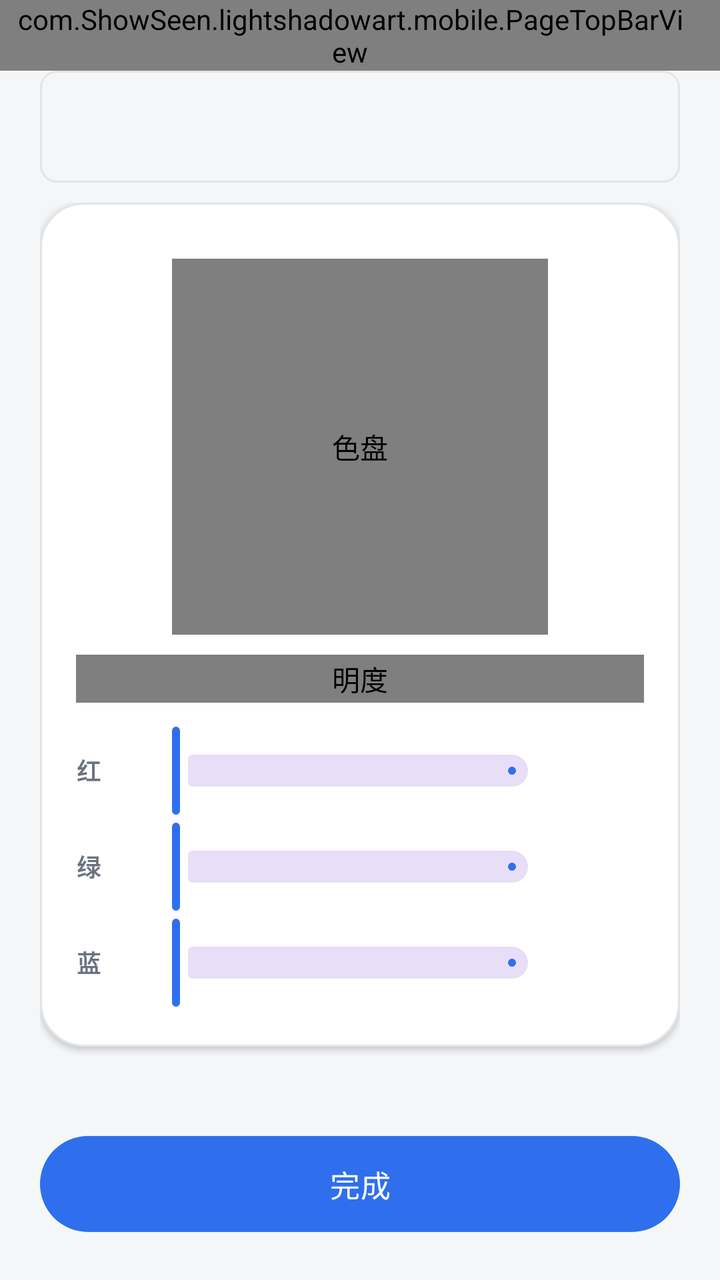
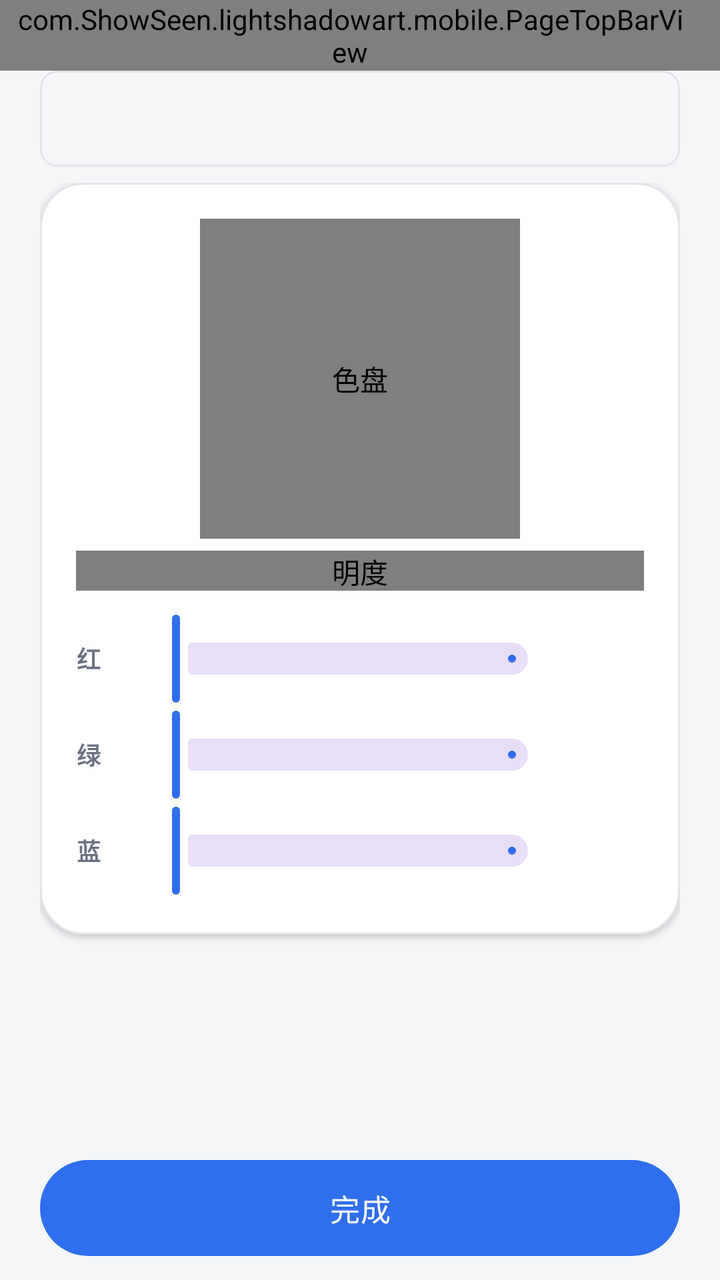

Two renders of the same Android screen: before a commit and after it. Below are the layout's source before the change and the commit's diff.
<!-- AndroidManifest.xml: application theme Theme.LightShadowArtPhone -->
<!-- res/layout/activity_line_color.xml -->
<?xml version="1.0" encoding="utf-8"?>
<LinearLayout xmlns:android="http://schemas.android.com/apk/res/android"
    xmlns:app="http://schemas.android.com/apk/res-auto"
    android:layout_width="match_parent"
    android:layout_height="match_parent"
    android:background="@color/app_bg"
    android:orientation="vertical">

    <com.ShowSeen.lightshadowart.mobile.PageTopBarView
        android:id="@+id/color_top_bar"
        android:layout_width="match_parent"
        android:layout_height="wrap_content"
        android:paddingStart="8dp"
        android:paddingEnd="@dimen/card_padding" />

    
    <View
        android:id="@+id/view_color_preview"
        android:layout_width="match_parent"
        android:layout_height="56dp"
        android:layout_marginStart="@dimen/page_horizontal_padding"
        android:layout_marginEnd="@dimen/page_horizontal_padding"
        android:background="@drawable/bg_media_placeholder"
        android:contentDescription="@string/color_preview_desc" />

    <ScrollView
        android:layout_width="match_parent"
        android:layout_height="0dp"
        android:layout_weight="1"
        android:clipToPadding="false"
        android:fillViewport="true">

        <LinearLayout
            android:layout_width="match_parent"
            android:layout_height="wrap_content"
            android:orientation="vertical"
            android:paddingStart="@dimen/page_horizontal_padding"
            android:paddingTop="@dimen/item_gap"
            android:paddingEnd="@dimen/page_horizontal_padding"
            android:paddingBottom="@dimen/page_vertical_padding">

            <com.google.android.material.card.MaterialCardView
                style="@style/SurfaceCard"
                android:layout_width="match_parent"
                android:layout_height="wrap_content">

                <LinearLayout
                    android:layout_width="match_parent"
                    android:layout_height="wrap_content"
                    android:orientation="vertical"
                    android:padding="@dimen/card_padding">

                    <com.ShowSeen.lightshadowart.mobile.ColorWheelView
                        android:id="@+id/view_color_wheel"
                        android:layout_width="188dp"
                        android:layout_height="188dp"
                        android:layout_gravity="center_horizontal"
                        android:layout_marginTop="@dimen/item_gap"
                        android:contentDescription="@string/color_wheel" />

                    <com.ShowSeen.lightshadowart.mobile.ValueBarView
                        android:id="@+id/view_color_brightness"
                        android:layout_width="match_parent"
                        android:layout_height="24dp"
                        android:layout_marginTop="@dimen/item_gap"
                        android:contentDescription="@string/color_brightness" />

                    
                    <LinearLayout
                        android:layout_width="match_parent"
                        android:layout_height="wrap_content"
                        android:layout_marginTop="@dimen/item_gap"
                        android:gravity="center_vertical"
                        android:minHeight="@dimen/touch_min_height"
                        android:orientation="horizontal">

                        <TextView
                            style="@style/Text.Label"
                            android:layout_width="28dp"
                            android:layout_height="wrap_content"
                            android:text="@string/color_red" />

                        <com.google.android.material.slider.Slider
                            android:id="@+id/slider_color_red"
                            android:layout_width="0dp"
                            android:layout_height="wrap_content"
                            android:layout_weight="1"
                            android:stepSize="1"
                            android:valueFrom="0"
                            android:valueTo="255"
                            app:tickVisible="false" />

                        <TextView
                            android:id="@+id/tv_color_red"
                            style="@style/Text.Hint"
                            android:layout_width="44dp"
                            android:layout_height="wrap_content"
                            android:gravity="end" />
                    </LinearLayout>

                    <LinearLayout
                        android:layout_width="match_parent"
                        android:layout_height="wrap_content"
                        android:gravity="center_vertical"
                        android:minHeight="@dimen/touch_min_height"
                        android:orientation="horizontal">

                        <TextView
                            style="@style/Text.Label"
                            android:layout_width="28dp"
                            android:layout_height="wrap_content"
                            android:text="@string/color_green" />

                        <com.google.android.material.slider.Slider
                            android:id="@+id/slider_color_green"
                            android:layout_width="0dp"
                            android:layout_height="wrap_content"
                            android:layout_weight="1"
                            android:stepSize="1"
                            android:valueFrom="0"
                            android:valueTo="255"
                            app:tickVisible="false" />

                        <TextView
                            android:id="@+id/tv_color_green"
                            style="@style/Text.Hint"
                            android:layout_width="44dp"
                            android:layout_height="wrap_content"
                            android:gravity="end" />
                    </LinearLayout>

                    <LinearLayout
                        android:layout_width="match_parent"
                        android:layout_height="wrap_content"
                        android:gravity="center_vertical"
                        android:minHeight="@dimen/touch_min_height"
                        android:orientation="horizontal">

                        <TextView
                            style="@style/Text.Label"
                            android:layout_width="28dp"
                            android:layout_height="wrap_content"
                            android:text="@string/color_blue" />

                        <com.google.android.material.slider.Slider
                            android:id="@+id/slider_color_blue"
                            android:layout_width="0dp"
                            android:layout_height="wrap_content"
                            android:layout_weight="1"
                            android:stepSize="1"
                            android:valueFrom="0"
                            android:valueTo="255"
                            app:tickVisible="false" />

                        <TextView
                            android:id="@+id/tv_color_blue"
                            style="@style/Text.Hint"
                            android:layout_width="44dp"
                            android:layout_height="wrap_content"
                            android:gravity="end" />
                    </LinearLayout>
                </LinearLayout>
            </com.google.android.material.card.MaterialCardView>

            <com.google.android.material.card.MaterialCardView
                android:id="@+id/card_color_recent"
                style="@style/SurfaceCard"
                android:layout_width="match_parent"
                android:layout_height="wrap_content"
                android:layout_marginTop="@dimen/item_gap"
                android:visibility="gone">

                <LinearLayout
                    android:layout_width="match_parent"
                    android:layout_height="wrap_content"
                    android:orientation="vertical"
                    android:padding="@dimen/card_padding">

                    <TextView
                        style="@style/Text.Label"
                        android:layout_width="match_parent"
                        android:layout_height="wrap_content"
                        android:text="@string/color_recent" />

                    <LinearLayout
                        android:id="@+id/container_color_recent"
                        android:layout_width="match_parent"
                        android:layout_height="wrap_content"
                        android:layout_marginTop="8dp"
                        android:orientation="horizontal" />
                </LinearLayout>
            </com.google.android.material.card.MaterialCardView>
        </LinearLayout>
    </ScrollView>

    <com.google.android.material.button.MaterialButton
        android:id="@+id/btn_color_done"
        style="@style/PillButton"
        android:layout_width="match_parent"
        android:layout_height="wrap_content"
        android:layout_marginStart="@dimen/page_horizontal_padding"
        android:layout_marginTop="@dimen/item_gap"
        android:layout_marginEnd="@dimen/page_horizontal_padding"
        android:layout_marginBottom="@dimen/page_vertical_padding"
        android:text="@string/color_done" />
</LinearLayout>
<!-- resources referenced by this layout -->
<resources>
  <color name="app_bg">#F5F6F8</color>
  <dimen name="card_padding">18dp</dimen>
  <dimen name="item_gap">10dp</dimen>
  <dimen name="page_horizontal_padding">20dp</dimen>
  <dimen name="page_vertical_padding">24dp</dimen>
  <dimen name="touch_min_height">48dp</dimen>
  <!-- drawable bg_media_placeholder (drawable) -->
  <?xml version="1.0" encoding="utf-8"?>
  <shape xmlns:android="http://schemas.android.com/apk/res/android"
      android:shape="rectangle">
      <solid android:color="@color/card_tint" />
      <stroke
          android:width="@dimen/divider_width"
          android:color="@color/divider_stroke" />
      <corners android:radius="@dimen/corner_image" />
  </shape>
  <string name="color_blue">蓝</string>
  <string name="color_brightness">明度</string>
  <string name="color_done">完成</string>
  <string name="color_green">绿</string>
  <string name="color_preview_desc">颜色预览</string>
  <string name="color_recent">最近使用</string>
  <string name="color_red">红</string>
  <string name="color_wheel">色盘</string>
  <style name="PillButton" parent="Widget.Material3.Button">
          <item name="android:minHeight">@dimen/touch_min_height</item>
          <item name="android:insetTop">0dp</item>
          <item name="android:insetBottom">0dp</item>
          <item name="android:textSize">@dimen/text_button</item>
          <item name="android:textAllCaps">false</item>
          <item name="android:letterSpacing">0.01</item>
          <item name="cornerRadius">@dimen/corner_pill</item>
          <item name="backgroundTint">@color/btn_pill_tint</item>
          <item name="android:textColor">@color/btn_pill_label</item>
      </style>
  <style name="SurfaceCard" parent="Widget.Material3.CardView.Elevated">
          <item name="cardBackgroundColor">@color/card_bg</item>
          <item name="cardCornerRadius">@dimen/corner_large</item>
          <item name="cardElevation">@dimen/card_elevation</item>
          <item name="strokeColor">@color/divider_stroke</item>
          <item name="strokeWidth">@dimen/divider_width</item>
      </style>
  <style name="Text.Hint" parent="">
          <item name="android:textColor">@color/text_secondary</item>
          <item name="android:textSize">@dimen/text_hint</item>
      </style>
  <style name="Text.Label" parent="">
          <item name="android:textColor">@color/text_secondary</item>
          <item name="android:textSize">@dimen/text_label</item>
          <item name="android:textStyle">bold</item>
          <item name="android:letterSpacing">0.06</item>
      </style>
  <color name="card_tint">#F5F6F8</color>
  <dimen name="divider_width">1dp</dimen>
  <color name="divider_stroke">#E2E4E8</color>
  <dimen name="corner_image">8dp</dimen>
  <dimen name="text_button">15sp</dimen>
  <dimen name="corner_pill">28dp</dimen>
  <color name="card_bg">#FFFFFF</color>
  <dimen name="corner_large">22dp</dimen>
  <dimen name="card_elevation">2dp</dimen>
  <color name="text_secondary">#6B7280</color>
  <dimen name="text_hint">13sp</dimen>
  <dimen name="text_label">12sp</dimen>
  <color name="primary_blue">#2F6FED</color>
  <color name="on_primary">#FFFFFF</color>
  <color name="primary_soft">#E9EFFD</color>
  <color name="text_primary">#1A1C1E</color>
  <color name="status_destructive">#C0392B</color>
  <!-- unchanged entries left out for length: 1 -->
</resources>

<!-- the commit's change to res/layout/activity_line_color.xml (unified diff, before → after) -->
@@ -17,7 +17,7 @@
     <View
         android:id="@+id/view_color_preview"
         android:layout_width="match_parent"
-        android:layout_height="56dp"
+        android:layout_height="48dp"
         android:layout_marginStart="@dimen/page_horizontal_padding"
         android:layout_marginEnd="@dimen/page_horizontal_padding"
         android:background="@drawable/bg_media_placeholder"
@@ -35,9 +35,9 @@
             android:layout_height="wrap_content"
             android:orientation="vertical"
             android:paddingStart="@dimen/page_horizontal_padding"
-            android:paddingTop="@dimen/item_gap"
+            android:paddingTop="8dp"
             android:paddingEnd="@dimen/page_horizontal_padding"
-            android:paddingBottom="@dimen/page_vertical_padding">
+            android:paddingBottom="8dp">
 
             <com.google.android.material.card.MaterialCardView
                 style="@style/SurfaceCard"
@@ -52,17 +52,16 @@
 
                     <com.ShowSeen.lightshadowart.mobile.ColorWheelView
                         android:id="@+id/view_color_wheel"
-                        android:layout_width="188dp"
-                        android:layout_height="188dp"
+                        android:layout_width="160dp"
+                        android:layout_height="160dp"
                         android:layout_gravity="center_horizontal"
-                        android:layout_marginTop="@dimen/item_gap"
                         android:contentDescription="@string/color_wheel" />
 
                     <com.ShowSeen.lightshadowart.mobile.ValueBarView
                         android:id="@+id/view_color_brightness"
                         android:layout_width="match_parent"
-                        android:layout_height="24dp"
-                        android:layout_marginTop="@dimen/item_gap"
+                        android:layout_height="20dp"
+                        android:layout_marginTop="6dp"
                         android:contentDescription="@string/color_brightness" />
 
                     
@@ -71,7 +70,7 @@
                         android:layout_height="wrap_content"
                         android:layout_marginTop="@dimen/item_gap"
                         android:gravity="center_vertical"
-                        android:minHeight="@dimen/touch_min_height"
+                        android:minHeight="40dp"
                         android:orientation="horizontal">
 
                         <TextView
@@ -102,7 +101,7 @@
                         android:layout_width="match_parent"
                         android:layout_height="wrap_content"
                         android:gravity="center_vertical"
-                        android:minHeight="@dimen/touch_min_height"
+                        android:minHeight="40dp"
                         android:orientation="horizontal">
 
                         <TextView
@@ -133,7 +132,7 @@
                         android:layout_width="match_parent"
                         android:layout_height="wrap_content"
                         android:gravity="center_vertical"
-                        android:minHeight="@dimen/touch_min_height"
+                        android:minHeight="40dp"
                         android:orientation="horizontal">
 
                         <TextView
@@ -167,7 +166,7 @@
                 style="@style/SurfaceCard"
                 android:layout_width="match_parent"
                 android:layout_height="wrap_content"
-                android:layout_marginTop="@dimen/item_gap"
+                android:layout_marginTop="8dp"
                 android:visibility="gone">
 
                 <LinearLayout
@@ -186,7 +185,7 @@
                         android:id="@+id/container_color_recent"
                         android:layout_width="match_parent"
                         android:layout_height="wrap_content"
-                        android:layout_marginTop="8dp"
+                        android:layout_marginTop="6dp"
                         android:orientation="horizontal" />
                 </LinearLayout>
             </com.google.android.material.card.MaterialCardView>
@@ -199,8 +198,8 @@
         android:layout_width="match_parent"
         android:layout_height="wrap_content"
         android:layout_marginStart="@dimen/page_horizontal_padding"
-        android:layout_marginTop="@dimen/item_gap"
+        android:layout_marginTop="8dp"
         android:layout_marginEnd="@dimen/page_horizontal_padding"
-        android:layout_marginBottom="@dimen/page_vertical_padding"
+        android:layout_marginBottom="12dp"
         android:text="@string/color_done" />
 </LinearLayout>
<!-- resource entries referenced after the edit -->
@@ -4,7 +4,6 @@
   <dimen name="card_padding">18dp</dimen>
   <dimen name="item_gap">10dp</dimen>
   <dimen name="page_horizontal_padding">20dp</dimen>
-  <dimen name="page_vertical_padding">24dp</dimen>
   <dimen name="touch_min_height">48dp</dimen>
   <!-- drawable bg_media_placeholder (drawable) -->
   <?xml version="1.0" encoding="utf-8"?>
